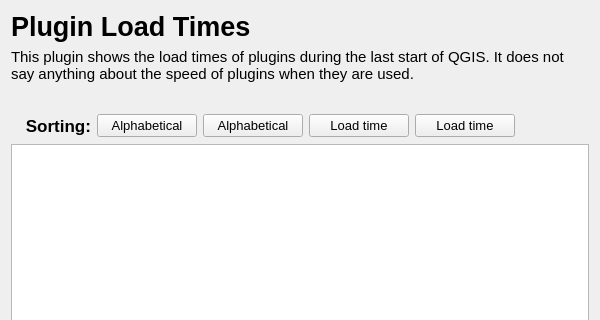
mstuyts/Plugin-Load-Times, file PluginLoadTimes/plugin_load_times_dialog_base.ui: the form before one commit; both pictures show x 0 to 600 and y 0 to 320 of the 600 by 600 pixel window.
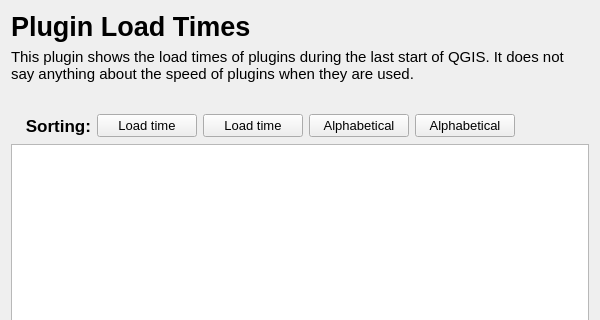
The form after the commit. Icons and pictures are not drawn.

Commit message: changed button order in UI

The edit to the form file:
```diff
--- a/PluginLoadTimes/plugin_load_times_dialog_base.ui
+++ b/PluginLoadTimes/plugin_load_times_dialog_base.ui
@@ -167,7 +167,7 @@
         </widget>
        </item>
        <item>
-        <widget class="QPushButton" name="sortalphabetical">
+        <widget class="QPushButton" name="sortspeedrev">
          <property name="minimumSize">
           <size>
            <width>100</width>
@@ -180,32 +180,7 @@
           </font>
          </property>
          <property name="text">
-          <string>Alphabetical</string>
-         </property>
-         <property name="icon">
-          <iconset>
-           <normaloff>:/plugins/PluginLoadTimes/up.png</normaloff>:/plugins/PluginLoadTimes/up.png</iconset>
-         </property>
-         <attribute name="buttonGroup">
-          <string notr="true">buttonGroup</string>
-         </attribute>
-        </widget>
-       </item>
-       <item>
-        <widget class="QPushButton" name="sortalphabeticalrev">
-         <property name="minimumSize">
-          <size>
-           <width>100</width>
-           <height>0</height>
-          </size>
-         </property>
-         <property name="font">
-          <font>
-           <pointsize>10</pointsize>
-          </font>
-         </property>
-         <property name="text">
-          <string>Alphabetical</string>
+          <string>Load time</string>
          </property>
          <property name="icon">
           <iconset>
@@ -245,7 +220,7 @@
         </widget>
        </item>
        <item>
-        <widget class="QPushButton" name="sortspeedrev">
+        <widget class="QPushButton" name="sortalphabeticalrev">
          <property name="minimumSize">
           <size>
            <width>100</width>
@@ -258,7 +233,7 @@
           </font>
          </property>
          <property name="text">
-          <string>Load time</string>
+          <string>Alphabetical</string>
          </property>
          <property name="icon">
           <iconset>
@@ -269,6 +244,31 @@
          </attribute>
         </widget>
        </item>
+       <item>
+        <widget class="QPushButton" name="sortalphabetical">
+         <property name="minimumSize">
+          <size>
+           <width>100</width>
+           <height>0</height>
+          </size>
+         </property>
+         <property name="font">
+          <font>
+           <pointsize>10</pointsize>
+          </font>
+         </property>
+         <property name="text">
+          <string>Alphabetical</string>
+         </property>
+         <property name="icon">
+          <iconset>
+           <normaloff>:/plugins/PluginLoadTimes/up.png</normaloff>:/plugins/PluginLoadTimes/up.png</iconset>
+         </property>
+         <attribute name="buttonGroup">
+          <string notr="true">buttonGroup</string>
+         </attribute>
+        </widget>
+       </item>
        <item>
         <spacer name="horizontalSpacer">
          <property name="orientation">
```
Left out of the diff: 3 changed lines with no effect on the pictures.
